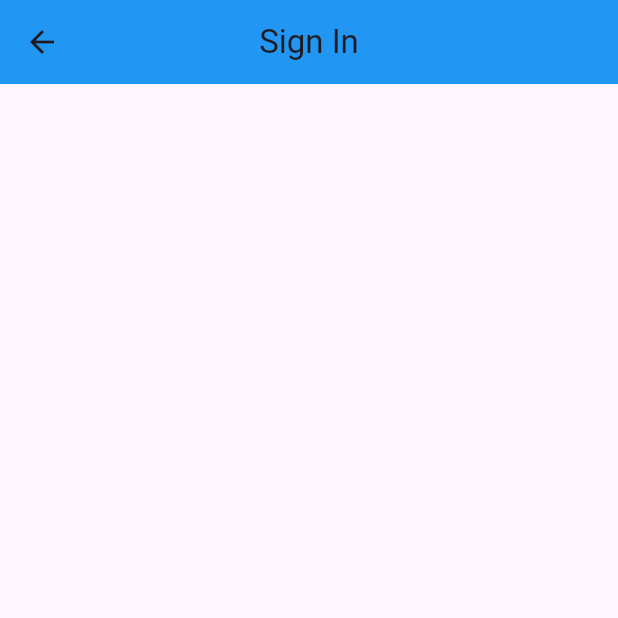
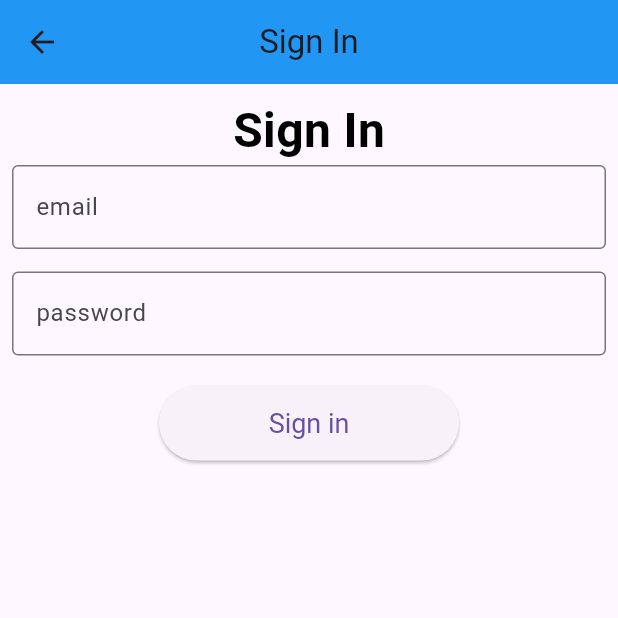
Before and after one commit to Salma5-Jr/Job-Junction, a Flutter app: the screen it shows after launch, after a tap on "JOB SEEKERS", on a phone screen of 412 x 824 dp, the top half of it. Run offline on Flutter 3.47's test engine with Material 3 defaults, Android fonts, the phone set to English and light mode, and no system bars.

Commit message:
modification in seekers home page

```diff
--- a/lib/seekersSignIn.dart
+++ b/lib/seekersSignIn.dart
@@ -1,7 +1,32 @@
 import 'package:flutter/material.dart';
+import 'package:junction/jobseekershome.dart';
 
-class JobSeekers extends StatelessWidget {
+class JobSeekers extends StatefulWidget {
   const JobSeekers({super.key});
+
+  @override
+  State<JobSeekers> createState() => _JobSeekersState();
+}
+
+class _JobSeekersState extends State<JobSeekers> {
+  TextEditingController _emailController =TextEditingController();
+  TextEditingController _passwordController =TextEditingController();
+
+@override
+  void dispose() {
+    // Always call super.dispose()
+    // _usernameController.dispose();
+    _emailController.dispose();
+    _passwordController.dispose();
+    super.dispose(); // This line was missing
+  }
+
+
+   void _onButtonPressed() {
+    Navigator.push(context,
+     MaterialPageRoute(builder:
+     (context)=>JobHomePage()));
+  }
 
   @override
   Widget build(BuildContext context) {
@@ -11,6 +36,59 @@ class JobSeekers extends StatelessWidget {
         centerTitle: true,
         backgroundColor: Colors.blue,
       ),
+
+body: Padding(
+  padding: const EdgeInsets.all(8.0),
+  child: Center(
+    child: Column(
+      children: [
+        const Text('Sign In',style: TextStyle(color: Colors.black,
+        fontSize:32,
+        fontWeight: FontWeight.bold)),
+
+        TextField(
+          controller: _emailController,
+          keyboardType: TextInputType.emailAddress,
+          decoration: const InputDecoration(
+            labelText: 'email',
+            border: OutlineInputBorder(),
+          ),
+
+        ),
+        const SizedBox(height: 15),
+
+     TextField(
+          controller: _passwordController,
+          keyboardType: TextInputType.emailAddress,
+          decoration: const InputDecoration(
+            labelText: 'password',
+            border: OutlineInputBorder(),
+          ),
+
+        ),
+    SizedBox(height: 20,),
+    //signin button
+    // ElevatedButton(onPressed: (){
+    //   Navigator.push(context, MaterialPageRoute(builder: (context)=>JobHomePage()));
+    // }, child: Text('signIn'))
+
+
+     // Sign In button
+            ElevatedButton(
+              onPressed: _onButtonPressed,
+              child: const Text('Sign in'),
+              style: ElevatedButton.styleFrom(
+                minimumSize: const Size(200, 50), // Button size
+                textStyle: const TextStyle(fontSize: 18), // Text style
+              ),
+
+            ),
+      ],
+    ),
+  ),
+),
+
+
     );
   }
 }
```
Also changed, not shown: lib/jobseekershome.dart (added, +20 -0 lines), lib/navigation.dart (+0 -30 lines), lib/seekersNav.dart (added, +79 -0 lines).
